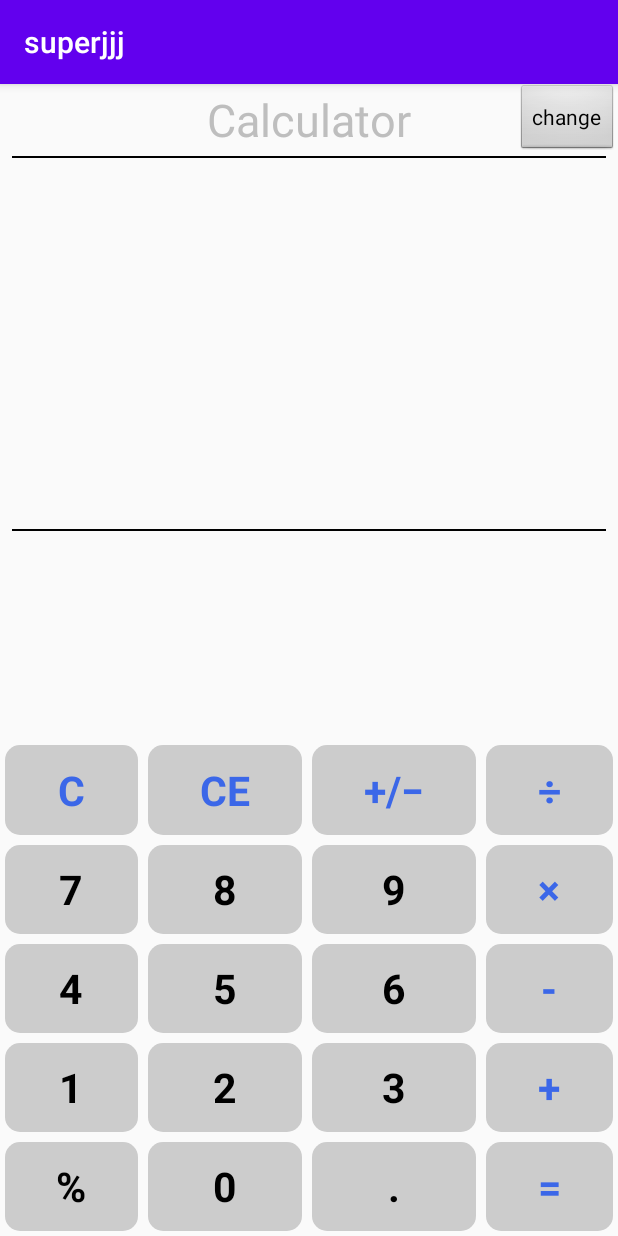
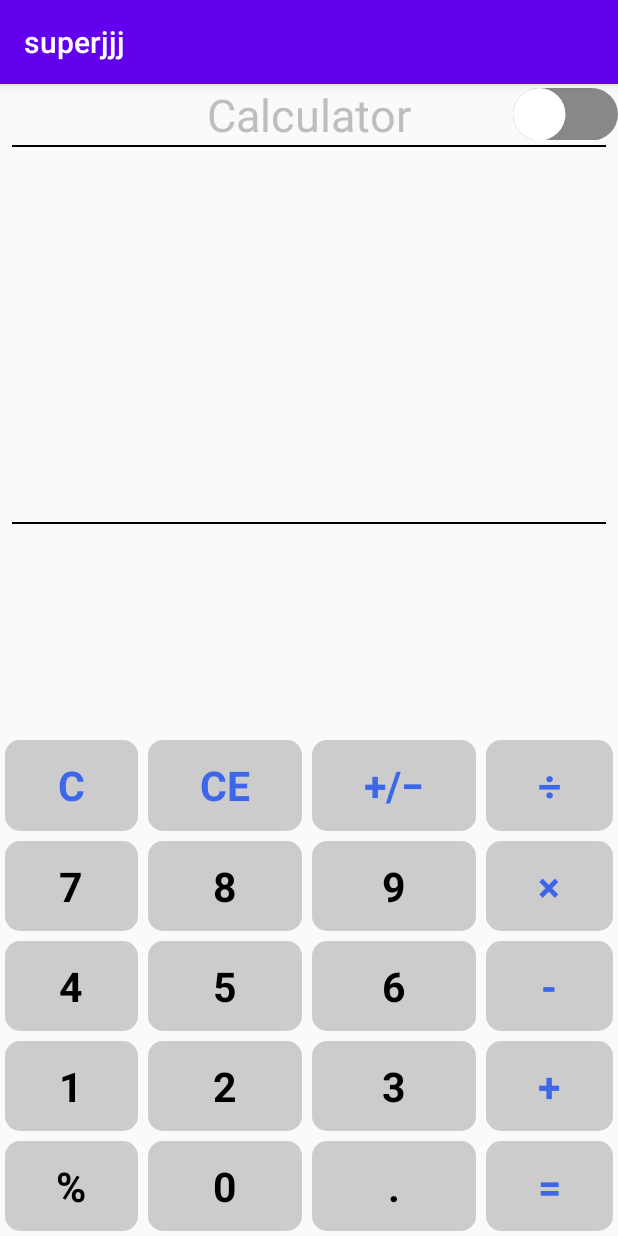
Before and after one commit to Zhong0118/calculatorSuper, an Android app: the screen it shows after launch (MainActivity), on a phone screen of 412 x 824 dp. Run offline under Robolectric (Android 15) with nearby library versions, the phone set to English and light mode, and no system bars.

Commit message:
手动画出ios风格开关功能，并提示用户切换了界面

```diff
--- a/app/src/main/java/com/example/superjjj/MainActivity.java
+++ b/app/src/main/java/com/example/superjjj/MainActivity.java
@@ -1,6 +1,7 @@
 package com.example.superjjj;
 
 import androidx.appcompat.app.AppCompatActivity;
+import com.example.superjjj.SwitchButton;
 
 import android.animation.ObjectAnimator;
 import android.os.Bundle;
@@ -9,7 +10,9 @@ import android.text.TextWatcher;
 import android.text.method.ScrollingMovementMethod;
 import android.view.View;
 import android.widget.Button;
+import android.widget.CompoundButton;
 import android.widget.ScrollView;
+import android.widget.Switch;
 import android.widget.TextView;
 import android.widget.Toast;
 
@@ -17,6 +20,7 @@ import java.util.ArrayList;
 
 public class MainActivity extends AppCompatActivity {
     private boolean isNormalLayout = true;
+    private SwitchButton switchButton;
     private View normalKeyboardLayout; // 简单布局
     private View superKeyboardLayout; // 复杂布局
     private ScrollView scrollView;
@@ -48,8 +52,6 @@ public class MainActivity extends AppCompatActivity {
     protected void onCreate(Bundle savedInstanceState) {
         super.onCreate(savedInstanceState);
         setContentView(R.layout.activity_main);
-        Button change = findViewById(R.id.change_btn);
-
         scrollView = findViewById(R.id.scrollView);
         input = findViewById(R.id.input_view);
         output = findViewById(R.id.output_view);
@@ -84,11 +86,14 @@ public class MainActivity extends AppCompatActivity {
         normalKeyboardLayout = findViewById(R.id.normalKeyboardLayout);
         superKeyboardLayout = findViewById(R.id.superKeyboardLayout);
 
-        change.setOnClickListener(new View.OnClickListener() {
+        switchButton = findViewById(R.id.change_btn);
+        // 设置开关状态改变的监听器
+        switchButton.setOnCheckedChangeListener(new CompoundButton.OnCheckedChangeListener() {
             @Override
-            public void onClick(View v) {
+            public void onCheckedChanged(CompoundButton buttonView, boolean isChecked) {
                 switchView();
             }
+
         });
 
         button0 = findViewById(R.id.number0);
@@ -726,6 +731,7 @@ public class MainActivity extends AppCompatActivity {
             ObjectAnimator fadeIn = ObjectAnimator.ofFloat(superKeyboardLayout, "alpha", 0f, 1f);
             fadeIn.setDuration(300); // 设置动画持续时间
             fadeIn.start();
+            Toast.makeText(MainActivity.this, "super_page", Toast.LENGTH_SHORT).show();
         } else {
             // 从当前视图渐变消失
             ObjectAnimator fadeOut = ObjectAnimator.ofFloat(superKeyboardLayout, "alpha", 1f, 0f);
@@ -739,6 +745,7 @@ public class MainActivity extends AppCompatActivity {
             ObjectAnimator fadeIn = ObjectAnimator.ofFloat(normalKeyboardLayout, "alpha", 0f, 1f);
             fadeIn.setDuration(300); // 设置动画持续时间
             fadeIn.start();
+            Toast.makeText(MainActivity.this, "normal_page", Toast.LENGTH_SHORT).show();
         }
         isNormalLayout = !isNormalLayout;
     }
@@ -749,4 +756,5 @@ public class MainActivity extends AppCompatActivity {
     private boolean isOpe(char c){
         return c == '+' || c == '-' || c == '×' || c == '÷';
     }
+
 }
--- /dev/null
+++ b/app/src/main/java/com/example/superjjj/SwitchButton.java
@@ -0,0 +1,115 @@
+package com.example.superjjj;
+
+import android.content.Context;
+import android.content.res.TypedArray;
+import android.graphics.Canvas;
+import android.graphics.Color;
+import android.graphics.Paint;
+import android.graphics.RectF;
+import android.util.AttributeSet;
+import android.view.View;
+import android.widget.CompoundButton;
+
+public class SwitchButton extends View {
+
+    private Paint paint;
+    private boolean isChecked = false;
+    private CompoundButton.OnCheckedChangeListener mListener;
+
+    private float switchWidth;
+    private float switchHeight;
+    private float circleDiameter;
+
+    public SwitchButton(Context context) {
+        super(context);
+        init(context, null);
+    }
+
+    public SwitchButton(Context context, AttributeSet attrs) {
+        super(context, attrs);
+        init(context, attrs);
+    }
+
+    public SwitchButton(Context context, AttributeSet attrs, int defStyleAttr) {
+        super(context, attrs, defStyleAttr);
+        init(context, attrs);
+    }
+
+    private void init(Context context, AttributeSet attrs) {
+        paint = new Paint();
+        paint.setStyle(Paint.Style.FILL);
+        paint.setAntiAlias(true); // 抗锯齿
+
+        // 获取自定义属性
+        if (attrs != null) {
+            TypedArray typedArray = context.obtainStyledAttributes(attrs, R.styleable.SwitchButton);
+            switchWidth = typedArray.getDimension(R.styleable.SwitchButton_switchWidth, dpToPx(70)); // 默认宽度60dp
+            switchHeight = typedArray.getDimension(R.styleable.SwitchButton_switchHeight, dpToPx(35)); // 默认高度40dp
+            circleDiameter = switchHeight; // 小圆圈直径等于开关的高度
+            typedArray.recycle();
+        }
+
+        setOnClickListener(new OnClickListener() {
+            @Override
+            public void onClick(View v) {
+                isChecked = !isChecked;
+                invalidate();
+                notifyOnCheckedChanged();
+            }
+        });
+    }
+
+    @Override
+    protected void onMeasure(int widthMeasureSpec, int heightMeasureSpec) {
+        setMeasuredDimension((int) switchWidth, (int) switchHeight);
+    }
+
+    @Override
+    protected void onDraw(Canvas canvas) {
+        super.onDraw(canvas);
+
+        int width = getWidth();
+        int height = getHeight();
+
+        // 绘制底部灰色背景
+        paint.setColor(Color.GRAY);
+        canvas.drawRoundRect(new RectF(0, 0, switchWidth, switchHeight), switchHeight / 2, switchHeight / 2, paint);
+
+        // 计算小圆圈的位置
+        float circleX = isChecked ? width - circleDiameter : 0;
+        // 绘制绿色背景
+        if (isChecked) {
+            paint.setColor(Color.rgb(0, 128, 0)); // 深绿色
+            float greenRectWidth = circleX + circleDiameter / 2 + 20;
+            canvas.drawRoundRect(new RectF(0, 0, greenRectWidth, switchHeight), switchHeight / 2, switchHeight / 2, paint);
+        }
+
+        // 绘制小圆圈
+        paint.setColor(Color.WHITE);
+        canvas.drawCircle(circleX + circleDiameter / 2, switchHeight / 2, circleDiameter / 2, paint);
+    }
+
+    public void setChecked(boolean checked) {
+        isChecked = checked;
+        invalidate();
+        notifyOnCheckedChanged();
+    }
+
+    public boolean isChecked() {
+        return isChecked;
+    }
+
+    public void setOnCheckedChangeListener(CompoundButton.OnCheckedChangeListener listener) {
+        mListener = listener;
+    }
+
+    private void notifyOnCheckedChanged() {
+        if (mListener != null) {
+            mListener.onCheckedChanged(null, isChecked());
+        }
+    }
+
+    private float dpToPx(float dp) {
+        return dp * getResources().getDisplayMetrics().density;
+    }
+}
--- a/app/src/main/res/layout/activity_main.xml
+++ b/app/src/main/res/layout/activity_main.xml
@@ -18,12 +18,15 @@
             android:text="Calculator"
             android:textSize="30dp"
             android:layout_centerInParent="true"/>
-        <Button
+
+        <com.example.superjjj.SwitchButton
             android:id="@+id/change_btn"
-            android:layout_width="wrap_content"
-            android:layout_height="wrap_content"
+            android:layout_width="70dp"
+            android:layout_height="30dp"
             android:layout_alignParentRight="true"
-            android:text="change" />
+            android:textOff=""
+            android:textOn=""
+            android:layout_marginTop="2.5dp"/>
     </RelativeLayout>
     <View
         android:id="@+id/divider1"
```
Also changed, not shown: app/src/main/res/values/attrs.xml (added, +7 -0 lines).
